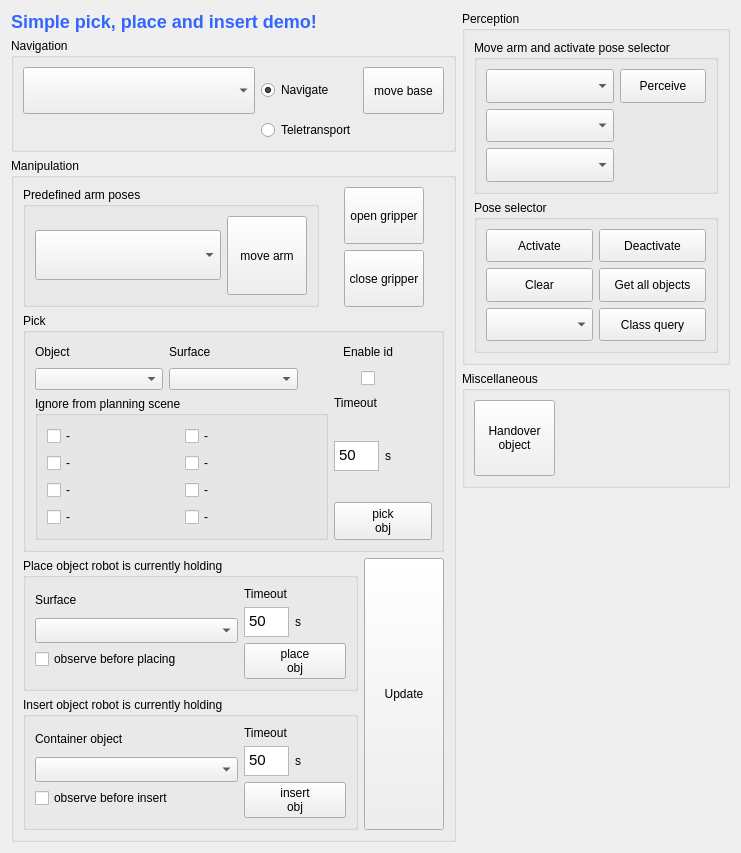
First picture: the form in rqt_tables_demo/config/rqt_tables_demo.ui, repository DFKI-NI/mobipick_labs, before the edit.
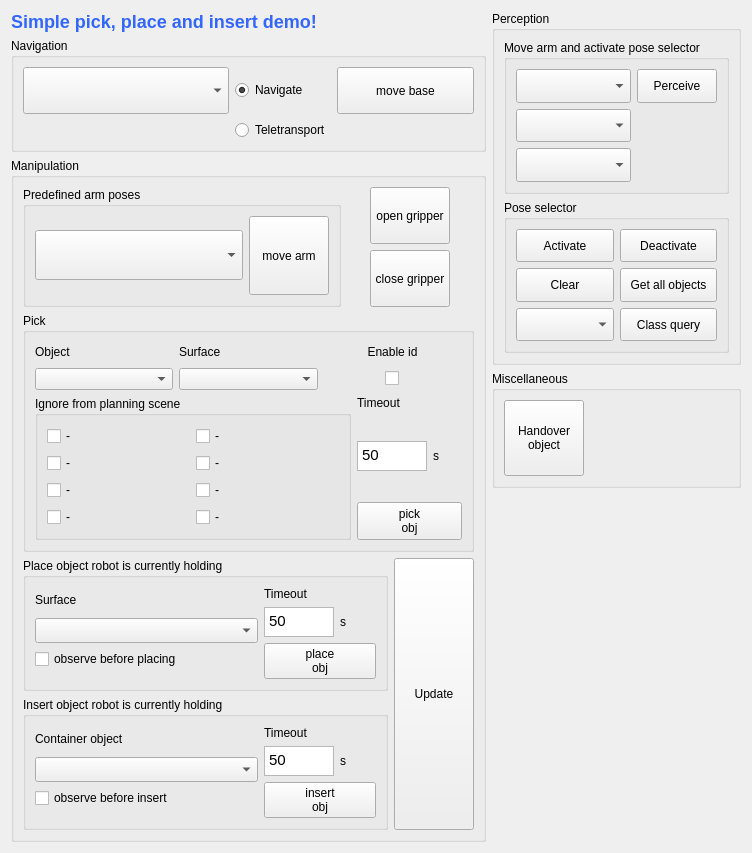
Second picture: the form after the edit.

Commit message: fix timeout and move base button rqt tables demo layout

```diff
--- a/rqt_tables_demo/config/rqt_tables_demo.ui
+++ b/rqt_tables_demo/config/rqt_tables_demo.ui
@@ -9,7 +9,7 @@
    <rect>
     <x>0</x>
     <y>0</y>
-    <width>741</width>
+    <width>752</width>
     <height>853</height>
    </rect>
   </property>
@@ -73,15 +73,15 @@
         <item row="0" column="2">
          <widget class="QPushButton" name="cmdNavigationGo">
           <property name="sizePolicy">
-           <sizepolicy hsizetype="Fixed" vsizetype="Expanding">
+           <sizepolicy hsizetype="Expanding" vsizetype="Expanding">
             <horstretch>0</horstretch>
             <verstretch>0</verstretch>
            </sizepolicy>
           </property>
           <property name="maximumSize">
            <size>
-            <width>81</width>
-            <height>77</height>
+            <width>16777215</width>
+            <height>16777215</height>
            </size>
           </property>
           <property name="text">
@@ -380,18 +380,18 @@
                 </widget>
                </item>
                <item>
-                <layout class="QHBoxLayout" name="horizontalLayout_7">
+                <layout class="QHBoxLayout" name="horizontalLayout_7" stretch="2,0,2">
                  <item>
                   <widget class="QTextEdit" name="txtPickTimeout">
                    <property name="sizePolicy">
-                    <sizepolicy hsizetype="Fixed" vsizetype="Fixed">
+                    <sizepolicy hsizetype="Expanding" vsizetype="Fixed">
                      <horstretch>0</horstretch>
                      <verstretch>0</verstretch>
                     </sizepolicy>
                    </property>
                    <property name="maximumSize">
                     <size>
-                     <width>45</width>
+                     <width>500</width>
                      <height>30</height>
                     </size>
                    </property>
@@ -509,25 +509,18 @@
                     </widget>
                    </item>
                    <item>
-                    <layout class="QGridLayout" name="gridLayout_4">
-                     <item row="0" column="1">
-                      <widget class="QLabel" name="label_10">
-                       <property name="text">
-                        <string>s</string>
-                       </property>
-                      </widget>
-                     </item>
-                     <item row="0" column="0">
+                    <layout class="QHBoxLayout" name="horizontalLayout_9" stretch="2,0,2">
+                     <item>
                       <widget class="QTextEdit" name="txtPlaceTimeout">
                        <property name="sizePolicy">
-                        <sizepolicy hsizetype="Fixed" vsizetype="Fixed">
+                        <sizepolicy hsizetype="Expanding" vsizetype="Fixed">
                          <horstretch>0</horstretch>
                          <verstretch>0</verstretch>
                         </sizepolicy>
                        </property>
                        <property name="maximumSize">
                         <size>
-                         <width>45</width>
+                         <width>500</width>
                          <height>30</height>
                         </size>
                        </property>
@@ -540,7 +533,14 @@
                        </property>
                       </widget>
                      </item>
-                     <item row="0" column="2">
+                     <item>
+                      <widget class="QLabel" name="label_10">
+                       <property name="text">
+                        <string>s</string>
+                       </property>
+                      </widget>
+                     </item>
+                     <item>
                       <spacer name="horizontalSpacer_2">
                        <property name="orientation">
                         <enum>Qt::Horizontal</enum>
@@ -635,18 +635,18 @@
                   </widget>
                  </item>
                  <item>
-                  <layout class="QHBoxLayout" name="horizontalLayout_5">
+                  <layout class="QHBoxLayout" name="horizontalLayout_5" stretch="2,0,2">
                    <item>
                     <widget class="QTextEdit" name="txtInsertTimeout">
                      <property name="sizePolicy">
-                      <sizepolicy hsizetype="Fixed" vsizetype="Fixed">
+                      <sizepolicy hsizetype="Expanding" vsizetype="Fixed">
                        <horstretch>0</horstretch>
                        <verstretch>0</verstretch>
                       </sizepolicy>
                      </property>
                      <property name="maximumSize">
                       <size>
-                       <width>45</width>
+                       <width>500</width>
                        <height>30</height>
                       </size>
                      </property>
@@ -854,6 +854,11 @@
                <verstretch>0</verstretch>
               </sizepolicy>
              </property>
+             <property name="font">
+              <font>
+               <underline>false</underline>
+              </font>
+             </property>
             </widget>
            </item>
            <item row="2" column="1">
```
